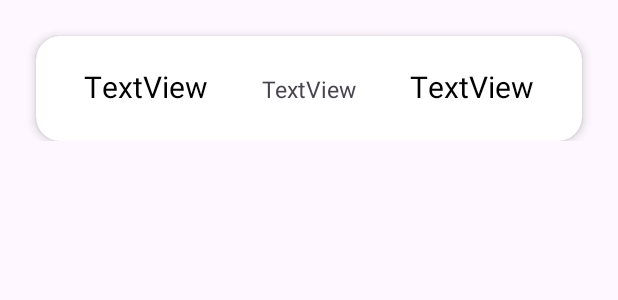
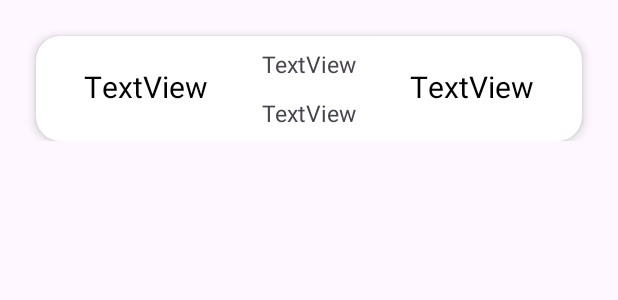
Before and after one commit to Mojtaba-Hmp/Darooyab, an Android app: the layout recycler_layout.xml on its own in the app's theme, with its tools: preview values and no code run, on a phone screen of 412 x 824 dp. Shown: the top 300 px of the screen. Run offline under Robolectric (Android 15) with nearby library versions, the phone set to English and light mode, and no system bars.

Commit message:
type added

```diff
--- a/app/src/main/java/com/example/darooyab/adapter/MyAdapter.kt
+++ b/app/src/main/java/com/example/darooyab/adapter/MyAdapter.kt
@@ -25,6 +25,7 @@ class MyAdapter(val resultsList: MutableList<Medicine>) : RecyclerView.Adapter<M
         holder.binding.engNameTextView.text = resultsList[position].engName
         holder.binding.faNameTextView.text = resultsList[position].faName
         holder.binding.dosageTextView.text = resultsList[position].dosage
+        holder.binding.typeTextView.text = resultsList[position].type
     }
 
     override fun getItemCount(): Int {
--- a/app/src/main/res/layout/recycler_layout.xml
+++ b/app/src/main/res/layout/recycler_layout.xml
@@ -57,12 +57,23 @@
                 android:id="@+id/dosageTextView"
                 android:layout_width="wrap_content"
                 android:layout_height="wrap_content"
+                android:layout_marginTop="8dp"
+                android:text="TextView"
+                android:textSize="15sp"
+                app:layout_constraintEnd_toStartOf="@+id/engNameTextView"
+                app:layout_constraintStart_toEndOf="@+id/faNameTextView"
+                app:layout_constraintTop_toTopOf="parent" />
+
+            <TextView
+                android:id="@+id/typeTextView"
+                android:layout_width="wrap_content"
+                android:layout_height="wrap_content"
+                android:layout_marginBottom="8dp"
                 android:text="TextView"
                 android:textSize="15sp"
                 app:layout_constraintBottom_toBottomOf="parent"
                 app:layout_constraintEnd_toStartOf="@+id/engNameTextView"
-                app:layout_constraintStart_toEndOf="@+id/faNameTextView"
-                app:layout_constraintTop_toTopOf="parent" />
+                app:layout_constraintStart_toEndOf="@+id/faNameTextView" />
 
 
         </androidx.constraintlayout.widget.ConstraintLayout>
```
